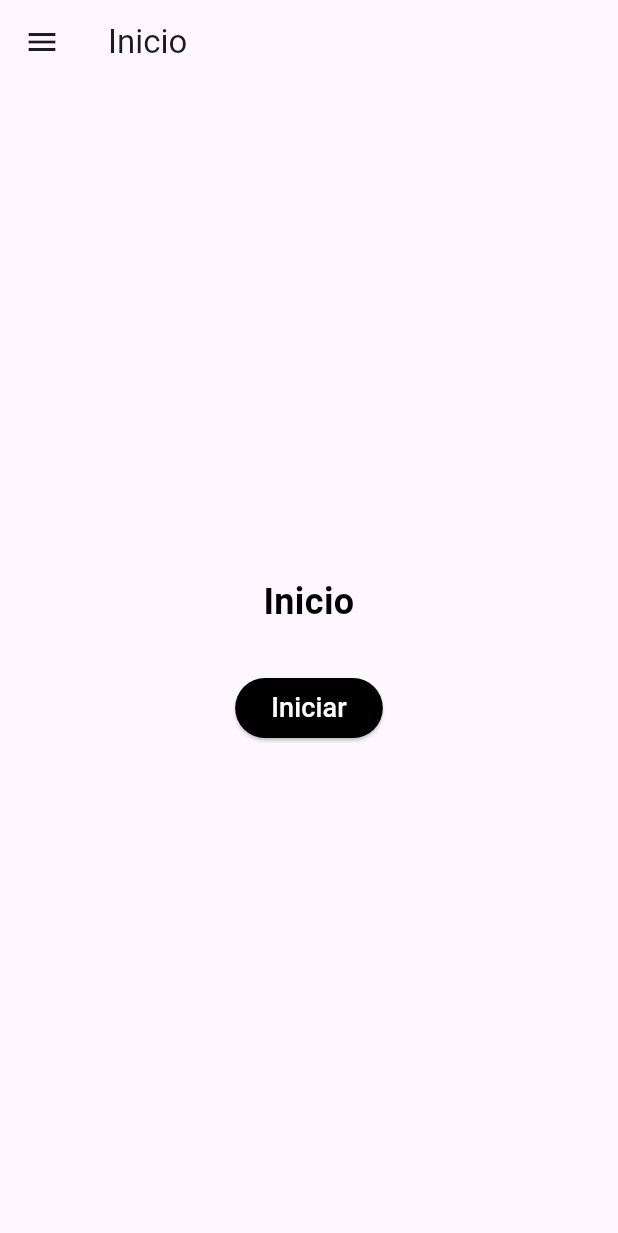
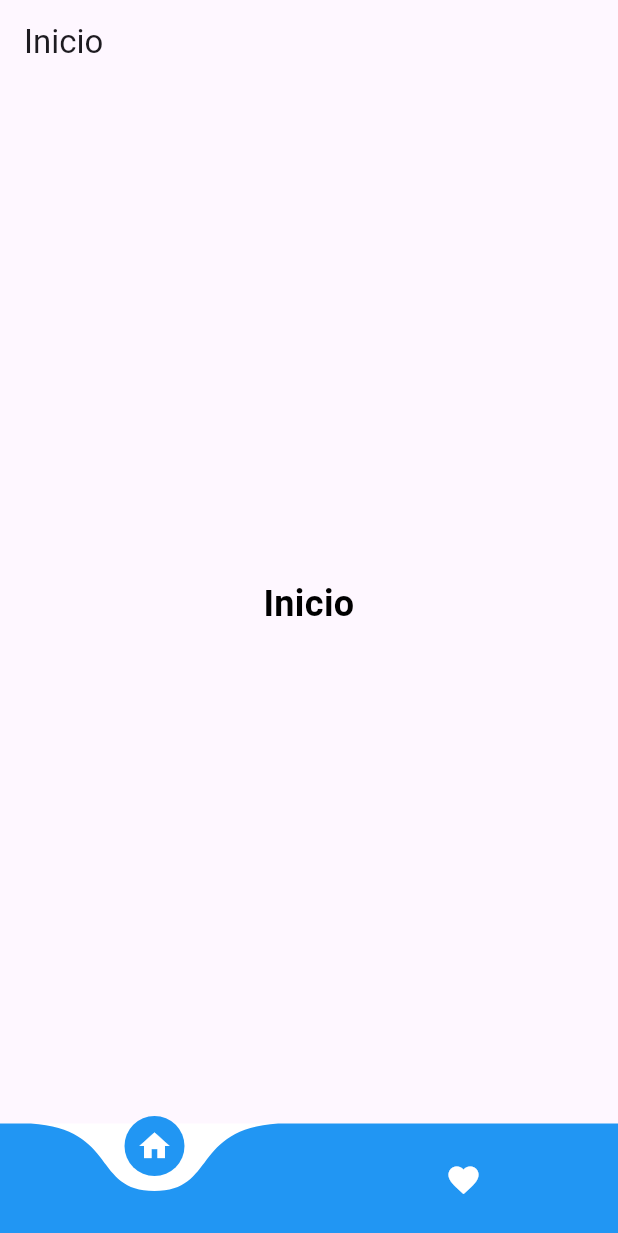
Before and after one commit to Samuel-Novoa/flutter_app_sam, a Flutter app: the screen it shows after launch, on a phone screen of 412 x 824 dp. Shown: the top 1233 px of the screen. Run offline on Flutter 3.47's test engine with Material 3 defaults, Android fonts, the phone set to English and light mode, and no system bars; drawn by our look-alikes of curved_navigation_bar.

Commit message:
All funtions

```diff
--- a/lib/main.dart
+++ b/lib/main.dart
@@ -1,6 +1,7 @@
 import 'package:flutter/material.dart';
-import 'src/home_page.dart';
-import 'src/to_do.dart';
+import 'package:curved_navigation_bar/curved_navigation_bar.dart';
+import './src/home_page.dart';
+import './src/to_do.dart';
 
 void main() {
   runApp(const MyApp());
@@ -13,12 +14,51 @@ class MyApp extends StatelessWidget {
   Widget build(BuildContext context) {
     return MaterialApp(
       debugShowCheckedModeBanner: false,
-      title: 'Navigation Example',
-      initialRoute: '/',
-      routes: {
-        '/': (context) => const HomePage(),
-        '/to_do': (context) => const ToDo(),
-      },
+      title: 'To-Do App',
+      theme: ThemeData(
+        primarySwatch: Colors.blue,
+      ),
+      home: const MainPage(),
     );
   }
 }
+
+class MainPage extends StatefulWidget {
+  const MainPage({super.key});
+
+  @override
+  MainPageState createState() => MainPageState();
+}
+
+class MainPageState extends State<MainPage> {
+  int _selectedIndex = 0;
+
+  final List<Widget> _pages = [
+    const HomePage(),
+    const ToDo(),
+  ];
+
+  @override
+  Widget build(BuildContext context) {
+    return Scaffold(
+
+      body: _pages[_selectedIndex],
+      bottomNavigationBar: CurvedNavigationBar(
+        backgroundColor: Colors.white,
+        color: Colors.blue,
+        animationCurve: Curves.easeInOut,
+        animationDuration: const Duration(milliseconds: 300),
+        onTap: (index) {
+          setState(() {
+            _selectedIndex = index;
+          });
+        },
+        items: const [
+          Icon(Icons.home, color: Colors.white),
+          Icon(Icons.favorite, color: Colors.white),
+        ],
+      ),
+
+    );
+  }
+}
--- a/lib/src/home_page.dart
+++ b/lib/src/home_page.dart
@@ -1,5 +1,4 @@
 import 'package:flutter/material.dart';
-import '../components/menu.dart';
 
 class HomePage extends StatelessWidget {
   const HomePage({super.key});
@@ -10,40 +9,22 @@ class HomePage extends StatelessWidget {
       appBar: AppBar(
         title: const Text('Inicio'),
       ),
-      drawer: const MenuPage(),
       body: Stack(
         children: [
           Center(
             child: Container(
               constraints: const BoxConstraints(maxWidth: 400),
               padding: const EdgeInsets.symmetric(horizontal: 20),
-              child: Column(
+              child: const Column(
                 mainAxisAlignment: MainAxisAlignment.center,
                 children: [
-                  const Text(
+                  Text(
                     'Inicio',
                     textAlign: TextAlign.center,
                     style: TextStyle(
                       color: Colors.black,
                       fontSize: 24,
                       fontWeight: FontWeight.bold,
-                    ),
-                  ),
-                  const SizedBox(height: 30),
-                  ElevatedButton(
-                    onPressed: () {
-                      Navigator.pushNamed(context, '/to_do');
-                    },
-                    style: ButtonStyle(
-                      backgroundColor: MaterialStateProperty.all<Color>(
-                          const Color(0xFF000000)),
-                    ),
-                    child: const Text(
-                      'Iniciar',
-                      style: TextStyle(
-                        fontSize: 18,
-                        color: Colors.white,
-                      ),
                     ),
                   ),
                 ],
--- a/pubspec.yaml
+++ b/pubspec.yaml
@@ -9,6 +9,7 @@ environment:
 dependencies:
   flutter:
     sdk: flutter
+  curved_navigation_bar: ^1.0.3
 
 dev_dependencies:
   flutter_test:
```
Also changed, not shown: lib/components/menu.dart (deleted, +0 -34 lines), lib/src/to_do.dart (+7 -9 lines), pubspec.lock.
